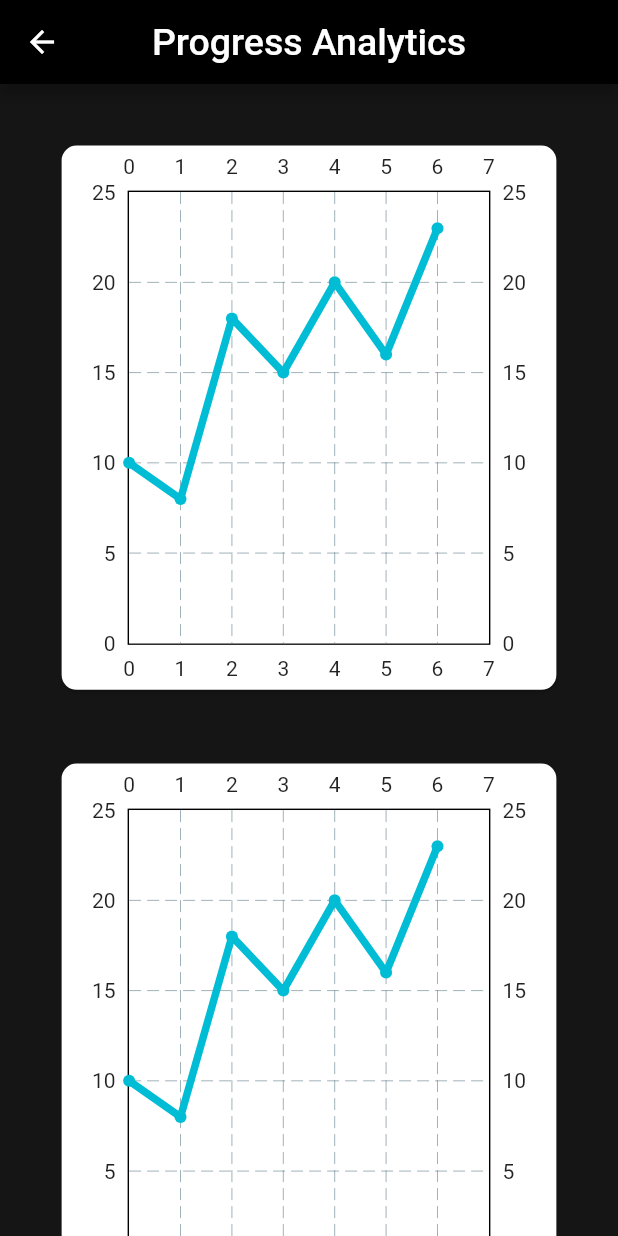
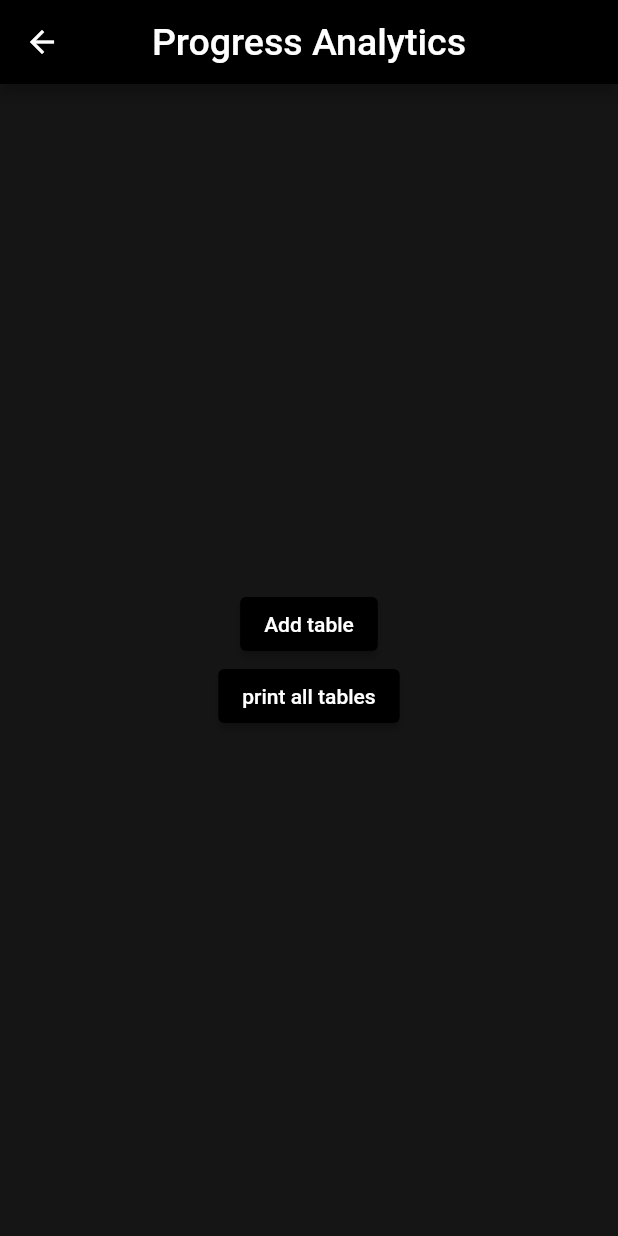
Before and after one commit to thenoisyninga/the_workout_app, a Flutter app: the ProgressAnalytics screen opened by its route, on a phone screen of 412 x 824 dp. Run offline on Flutter 3.47's test engine with Material 2 defaults, Android fonts, the phone set to English and light mode, and no system bars; drawn by our look-alikes of fl_chart; our stand-ins replace auto_size_text, flutter_image_slideshow, shared_preferences, sqflite; accounts and stored records are empty.

```diff
--- a/lib/data_management/workout_card_data_management.dart
+++ b/lib/data_management/workout_card_data_management.dart
@@ -4,8 +4,7 @@ Future<void> addWorkoutData(String workoutName, int perSet,int numOfSets) async
 
   final prefs = await SharedPreferences.getInstance();
 
-  List<String>? pulledWorkoutCardDataCache = prefs.getStringList(
-      'Workout Card Data Cache');
+  List<String>? pulledWorkoutCardDataCache = prefs.getStringList('Workout Card Data Cache');
 
   bool workoutCardAlreadyExists = false;
 
--- a/lib/data_representatioin/graph_from_data.dart
+++ b/lib/data_representatioin/graph_from_data.dart
@@ -8,38 +8,48 @@ List<DateTime> getPastDates(int numOfDays) {
   for (var i = 0; i < numOfDays; i++) {
     returnList.add(date);
     date = date.subtract(Duration(days: 1));
-  };
+  }
+  ;
   return returnList;
 }
 
 class LineChartWidget extends StatelessWidget {
-  const LineChartWidget({Key? key}) : super(key: key);
+  LineChartWidget({Key? key, required this.workoutName, required this.limit})
+      : super(key: key);
+  final String workoutName;
+  final int limit;
+  var workoutDayData;
+
+  Future<void> getFutureWorkoutDataListFromDatabase() async {
+    // workoutDayData = await getWorkoutDataListFromDatabase(workoutName, limit);
+  }
 
   @override
   Widget build(BuildContext context) {
-    return LineChart(
-      LineChartData(
-        backgroundColor: Colors.white,
-        maxX: 7,
-        minX: 0,
-        maxY: 25,
-        minY: 0,
-        lineBarsData: [
-          LineChartBarData(
-            spots: [
-              FlSpot(0, 10),
-              FlSpot(1, 8),
-              FlSpot(2, 18),
-              FlSpot(3, 15),
-              FlSpot(4, 20),
-              FlSpot(5, 16),
-              FlSpot(6, 23),
-            ],
-            barWidth: 5,
-          )
-        ]
-      ),
-    );
+    getFutureWorkoutDataListFromDatabase();
+    return Container();
+    // return FutureBuilder(
+    //     future: getWorkoutDataListFromDatabase(workoutName, limit),
+    //     builder: (context, snapshot) {
+    //       if (snapshot.hasData) {
+    //         return LineChart(
+    //           LineChartData(
+    //               backgroundColor: Colors.white,
+    //               maxX: 7,
+    //               minX: 0,
+    //               maxY: 25,
+    //               minY: 0,
+    //               lineBarsData: [
+    //                 LineChartBarData(
+    //                   spots: pointsListFromWorkoutData(snapshot.data! as List<DayWorkoutData>, limit),
+    //                   barWidth: 5,
+    //                 )
+    //               ]),
+    //         );
+    //       } else {
+    //         return CircularProgressIndicator();
+    //       }
+    //     });
   }
 }
 
@@ -59,11 +69,11 @@ List<FlSpot> pointsListFromWorkoutData(List<DayWorkoutData> dayWorkoutDataList,
   for (var index = 0; index < returnList.length; index++) {
     for (DayWorkoutData dayWorkoutData in dayWorkoutDataList) {
       if (returnList[index].x == dayWorkoutData.dateId) {
-        returnList[index] = FlSpot(index.toDouble(), dayWorkoutData.perSet.toDouble());
+        returnList[index] =
+            FlSpot(index.toDouble(), dayWorkoutData.perSet.toDouble());
       } else {
         returnList[index] = FlSpot(index.toDouble(), 0);
       }
-
     }
 
     return returnList;
--- a/lib/pages/add_new_progress.dart
+++ b/lib/pages/add_new_progress.dart
@@ -84,7 +84,7 @@ class _AddNewProgressState extends State<AddNewProgress> {
                               actions: [
                                 TextButton(
                                     onPressed: () {
-                                      addStoredWorkoutDataToDatabase();
+                                      // addStoredWorkoutDataToDatabase();
                                       Navigator.pop(_);
                                       showDialog(context: context, builder: (_) => AlertDialog(
                                         shape: RoundedRectangleBorder(
--- a/lib/pages/progress_analytics.dart
+++ b/lib/pages/progress_analytics.dart
@@ -20,66 +20,44 @@ class ProgressAnalytics extends StatelessWidget {
           ),
           centerTitle: true,
         ),
-            body: Container(
-              alignment: Alignment.center,
-              child: ListView(
-                padding: EdgeInsets.all(w*4),
-                children: [
-                  Padding(
-                    padding: EdgeInsets.all(w*5),
-                    child: Container(
-                      height: h*45,
-                      width: w*90,
-                      child: Card(
-                        shape: RoundedRectangleBorder(
-                            borderRadius: BorderRadius.circular(10)
-                        ),
-                        child: LineChartWidget(),
-                      ),
-                    ),
-                  ),
-                  Padding(
-                    padding: EdgeInsets.all(w*5),
-                    child: Container(
-                      height: h*45,
-                      width: w*90,
-                      child: Card(
-                        shape: RoundedRectangleBorder(
-                            borderRadius: BorderRadius.circular(10)
-                        ),
-                        child: LineChartWidget(),
-                      ),
-                    ),
-                  ),
-                  Padding(
-                    padding: EdgeInsets.all(w*5),
-                    child: Container(
-                      height: h*45,
-                      width: w*90,
-                      child: Card(
-                        shape: RoundedRectangleBorder(
-                            borderRadius: BorderRadius.circular(10)
-                        ),
-                        child: LineChartWidget(),
-                      ),
-                    ),
-                  ),
-                  Padding(
-                    padding: EdgeInsets.all(w*5),
-                    child: Container(
-                      height: h*45,
-                      width: w*90,
-                      child: Card(
-                        shape: RoundedRectangleBorder(
-                            borderRadius: BorderRadius.circular(10)
-                        ),
-                        child: LineChartWidget(),
-                      ),
-                    ),
-                  ),
-                ]
-              ),
-            ),
+        // body: Container(
+        //   alignment: Alignment.center,
+        //   child: ListView(
+        //     padding: EdgeInsets.all(w*4),
+        //     children: [
+        //       Padding(
+        //         padding: EdgeInsets.all(w*5),
+        //         child: Container(
+        //           height: h*45,
+        //           width: w*90,
+        //           child: Card(
+        //             shape: RoundedRectangleBorder(
+        //                 borderRadius: BorderRadius.circular(10)
+        //             ),
+        //             child: LineChartWidget(workoutName: 'Pushups', limit: 7,),
+        //           ),
+        //         ),
+        //       ),
+        //     ]
+        //   ),
+        // ),
+        body: Center(
+          child: Column(
+            mainAxisAlignment: MainAxisAlignment.center,
+            children: [
+              ElevatedButton(
+                  onPressed: () {
+                    addWorkoutTableToDatabase('Pushups');
+                  },
+                  child: Text('Add table')),
+              ElevatedButton(
+                  onPressed: () {
+                    removeTableFromDatabase('Pushups');
+                  },
+                  child: Text('print all tables')),
+            ],
+          ),
+        ),
       ));
     });
   }
```
Also changed, not shown: lib/data_management/database_operations.dart (+80 -46 lines).
